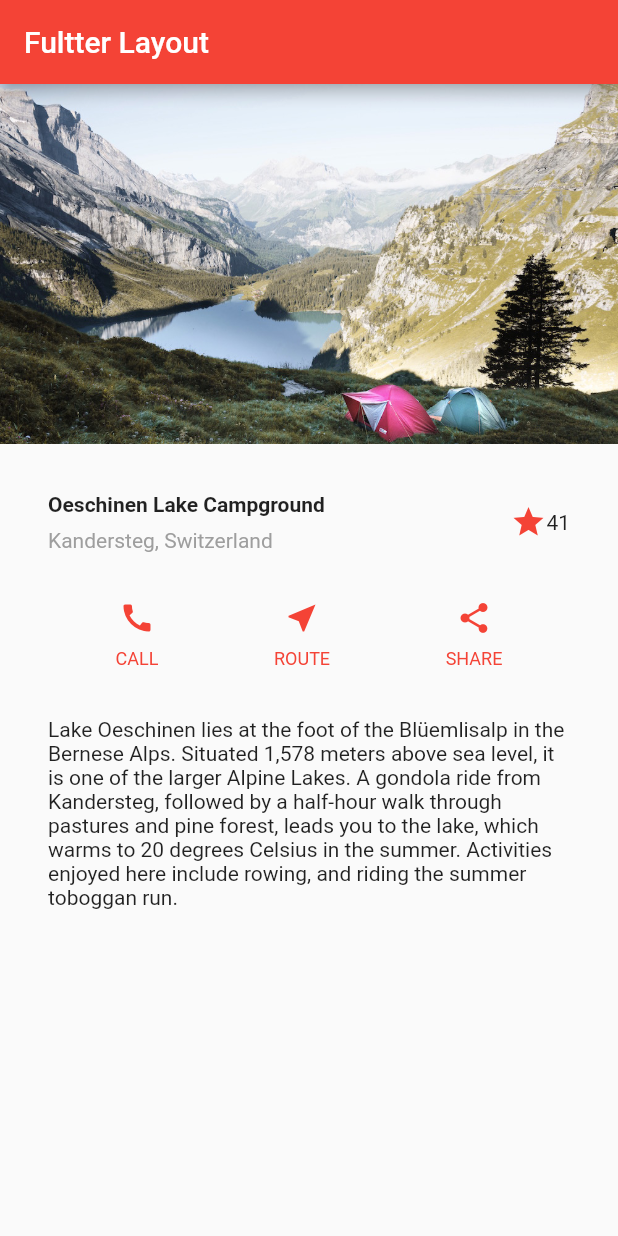
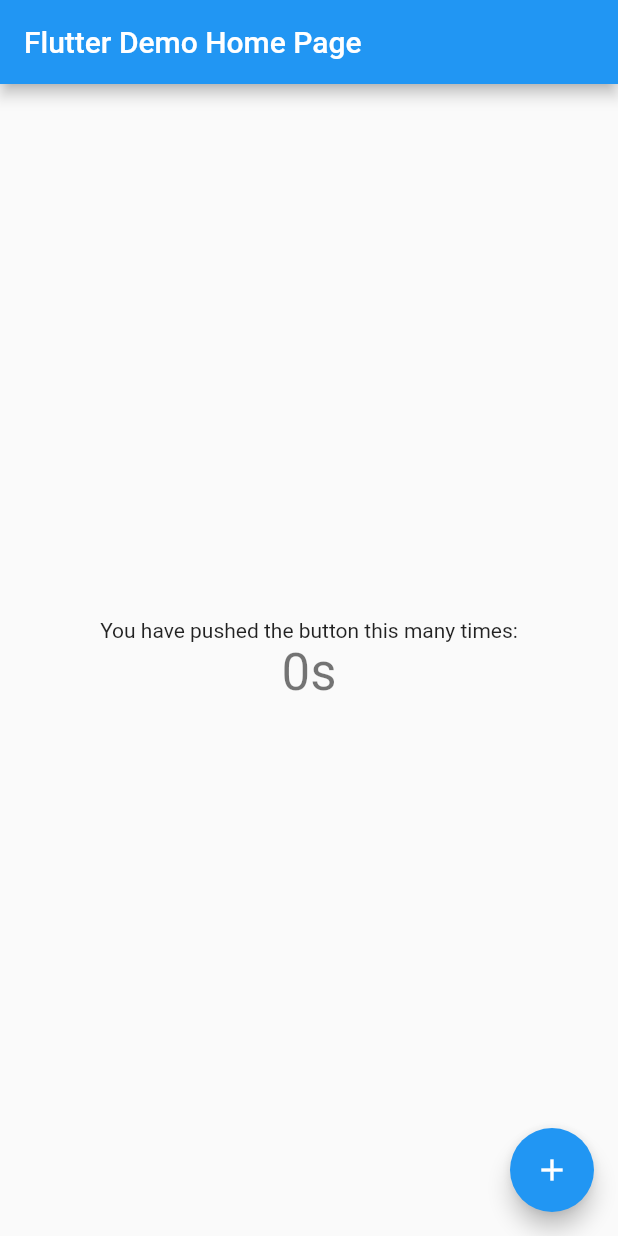
Before and after one commit to shi-lai-mu/flutter-study-logger, a Flutter app: the screen it shows after launch, on a phone screen of 412 x 824 dp. Run offline on Flutter 3.47's test engine with Material 2 defaults, Android fonts, the phone set to English and light mode, and no system bars.

Commit message:
refactor: slm_shopping_mall project refactor

```diff
--- a/lib/layout.dart
+++ /dev/null
@@ -1,110 +0,0 @@
-import 'package:flutter/material.dart';
-
-class Layout extends StatefulWidget {
-  @override
-  createState() => new LayoutState();
-}
-
-class LayoutState extends State<Layout> {
-
-  @override
-  Widget build(BuildContext context) {
-    Widget titleSection = new Container(
-      padding: const EdgeInsets.all(32.0),
-      child: new Row(
-        children: [
-          new Expanded(
-            child: new Column(
-              crossAxisAlignment: CrossAxisAlignment.start,
-              children: [
-                new Container(
-                  padding: const EdgeInsets.only(bottom: 8.0),
-                  child: new Text(
-                    'Oeschinen Lake Campground',
-                    style: new TextStyle(
-                      fontWeight: FontWeight.bold,
-                    ),
-                  ),
-                ),
-                new Text(
-                  'Kandersteg, Switzerland',
-                  style: new TextStyle(
-                    color: Colors.grey[500]
-                  ),
-                ),
-              ],
-            ),
-          ),
-          new Icon(
-            Icons.star,
-            color: Colors.red[500],
-          ),
-          new Text('41'),
-        ],
-      ),
-    );
-
-    Column buildButtonColumn(IconData icon, String label) {
-      Color color = Theme.of(context).primaryColor;
-
-      return new Column(
-        mainAxisSize: MainAxisSize.min,
-        mainAxisAlignment: MainAxisAlignment.center,
-        children: [
-          new Icon(icon, color: color),
-          new Container(
-            margin: const EdgeInsets.only(top: 8.0),
-            child: new Text(
-              label,
-              style: new TextStyle(
-                fontSize: 12.0,
-                fontWeight: FontWeight.w400,
-                color: color,
-              ),
-            ),
-          ),
-        ],
-      );
-    }
-
-    Widget textSection = new Container(
-      padding: const EdgeInsets.all(32.0),
-      child: new Text(
-        '''
-Lake Oeschinen lies at the foot of the Blüemlisalp in the Bernese Alps. Situated 1,578 meters above sea level, it is one of the larger Alpine Lakes. A gondola ride from Kandersteg, followed by a half-hour walk through pastures and pine forest, leads you to the lake, which warms to 20 degrees Celsius in the summer. Activities enjoyed here include rowing, and riding the summer toboggan run.
-        ''',
-        softWrap: true,
-      ),
-    );
-
-    Widget buttonSection = new Container(
-      child: new Row(
-        mainAxisAlignment: MainAxisAlignment.spaceEvenly,
-        children: [
-          buildButtonColumn(Icons.call, 'CALL'),
-          buildButtonColumn(Icons.near_me, 'ROUTE'),
-          buildButtonColumn(Icons.share, 'SHARE'),
-        ],
-      ),
-    );
-
-    return new Scaffold(
-      appBar: new AppBar(
-        title: new Text('Fultter Layout'),
-      ),
-      body: new ListView(
-        children: [
-          new Image.asset(
-            'assets/images/lake.jpg',
-            width: 600.0,
-            height: 240.0,
-            fit: BoxFit.cover,
-          ),
-          titleSection,
-          buttonSection,
-          textSection,
-        ],
-      ),
-    );
-  }
-}
--- a/lib/main.dart
+++ b/lib/main.dart
@@ -1,28 +1,88 @@
 import 'package:flutter/material.dart';
-//import './RandomWords.dart';
-import './layout.dart';
 
-void main() => runApp(new MyApp());
+void main() {
+  runApp(MyApp());
+}
 
 class MyApp extends StatelessWidget {
+  // This widget is the root of your application.
   @override
   Widget build(BuildContext context) {
-//    final wordPair = new WordPair.random();
-    return new MaterialApp(
-      title: 'Welcome to Flutter1',
-      theme: new ThemeData(
-        primaryColor: Colors.red,
+    return MaterialApp(
+      title: 'Flutter Demo',
+      theme: ThemeData(
+        // This is the theme of your application.
+        //
+        // Try running your application with "flutter run". You'll see the
+        // application has a blue toolbar. Then, without quitting the app, try
+        // changing the primarySwatch below to Colors.green and then invoke
+        // "hot reload" (press "r" in the console where you ran "flutter run",
+        // or simply save your changes to "hot reload" in a Flutter IDE).
+        // Notice that the counter didn't reset back to zero; the application
+        // is not restarted.
+        primarySwatch: Colors.blue,
+        // This makes the visual density adapt to the platform that you run
+        // the app on. For desktop platforms, the controls will be smaller and
+        // closer together (more dense) than on mobile platforms.
+        visualDensity: VisualDensity.adaptivePlatformDensity,
       ),
-      home: new Layout(),
-//      home: new Scaffold(
-//        appBar: new AppBar(
-//          title: new Text('Welcome to Flutter4'),
-//        ),
-//        body: new Center(
-//            child: new Text(wordPair.asPascalCase),
-//            child: new RandomWords(),
-//        )
-//      )
+      home: MyHomePage(title: 'Flutter Demo Home Page'),
     );
   }
 }
+
+class MyHomePage extends StatefulWidget {
+  MyHomePage({Key key, this.title}) : super(key: key);
+
+  // This widget is the home page of your application. It is stateful, meaning
+  // that it has a State object (defined below) that contains fields that affect
+  // how it looks.
+
+  // This class is the configuration for the state. It holds the values (in this
+  // case the title) provided by the parent (in this case the App widget) and
+  // used by the build method of the State. Fields in a Widget subclass are
+  // always marked "final".
+
+  final String title;
+
+  @override
+  _MyHomePageState createState() => _MyHomePageState();
+}
+
+class _MyHomePageState extends State<MyHomePage> {
+  int _counter = 0;
+
+  void _incrementCounter() {
+    setState(() {
+      _counter++;
+    });
+  }
+
+  @override
+  Widget build(BuildContext context) {
+    return Scaffold(
+      appBar: AppBar(
+        title: Text(widget.title),
+      ),
+      body: Center(
+        child: Column(
+          mainAxisAlignment: MainAxisAlignment.center,
+          children: <Widget>[
+            Text(
+              'You have pushed the button this many times:',
+            ),
+            Text(
+              '${_counter}s',
+              style: Theme.of(context).textTheme.headline4,
+            ),
+          ],
+        ),
+      ),
+      floatingActionButton: FloatingActionButton(
+        onPressed: _incrementCounter,
+        tooltip: 'Increment',
+        child: Icon(Icons.add),
+      ), // This trailing comma makes auto-formatting nicer for build methods.
+    );
+  }
+}
```
Also changed, not shown: lib/RandomWords.dart (deleted, +0 -104 lines), pubspec.yaml (+4 -7 lines), assets/images/lake.jpg (deleted), pubspec.lock, 11 other files.
